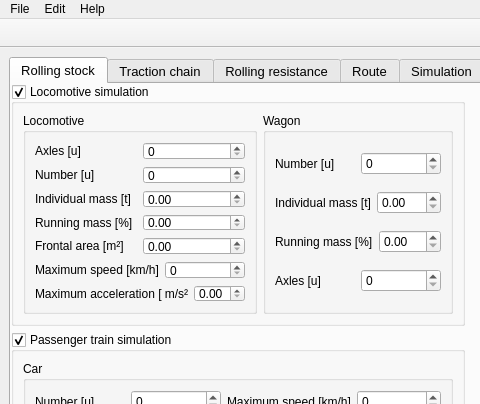
The window that RailwaySim_GUI.ui (danicc097/RailwaySim) describes before a commit, drawn with Qt 5; both pictures show x 0 to 480 and y 0 to 404 of the 819 by 621 pixel window.
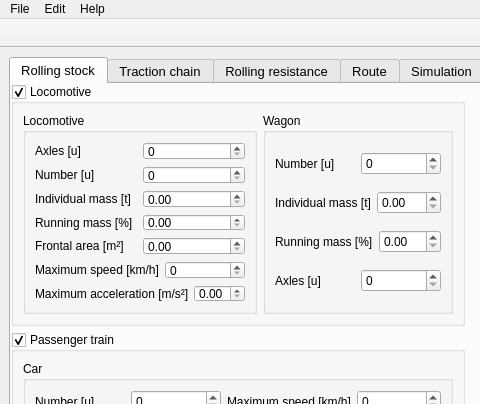
The same window after the commit. Icons and pictures are not drawn.

The edit to the form file:
```diff
--- a/RailwaySim_GUI.ui
+++ b/RailwaySim_GUI.ui
@@ -8,7 +8,7 @@
     <x>0</x>
     <y>0</y>
     <width>819</width>
-    <height>612</height>
+    <height>614</height>
    </rect>
   </property>
   <property name="windowTitle">
@@ -222,7 +222,7 @@
             </font>
            </property>
            <property name="title">
-            <string>Passenger train simulation</string>
+            <string>Passenger train</string>
            </property>
            <property name="checkable">
             <bool>true</bool>
@@ -482,7 +482,7 @@
             </font>
            </property>
            <property name="title">
-            <string>Locomotive simulation</string>
+            <string>Locomotive</string>
            </property>
            <property name="checkable">
             <bool>true</bool>
@@ -643,7 +643,7 @@
                  <item>
                   <widget class="QLabel" name="label_8">
                    <property name="text">
-                    <string>Maximum acceleration [ m/s²]</string>
+                    <string>Maximum acceleration [m/s²]</string>
                    </property>
                   </widget>
                  </item>
```
Left out of the diff: 113 changed lines with no effect on the pictures.
